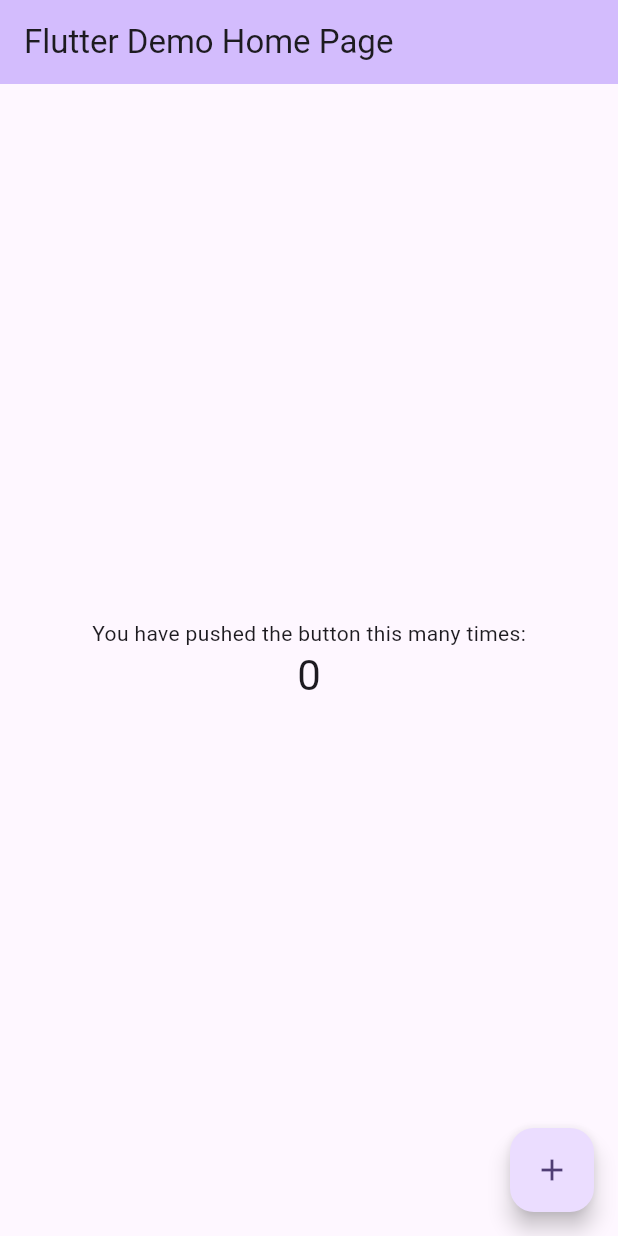
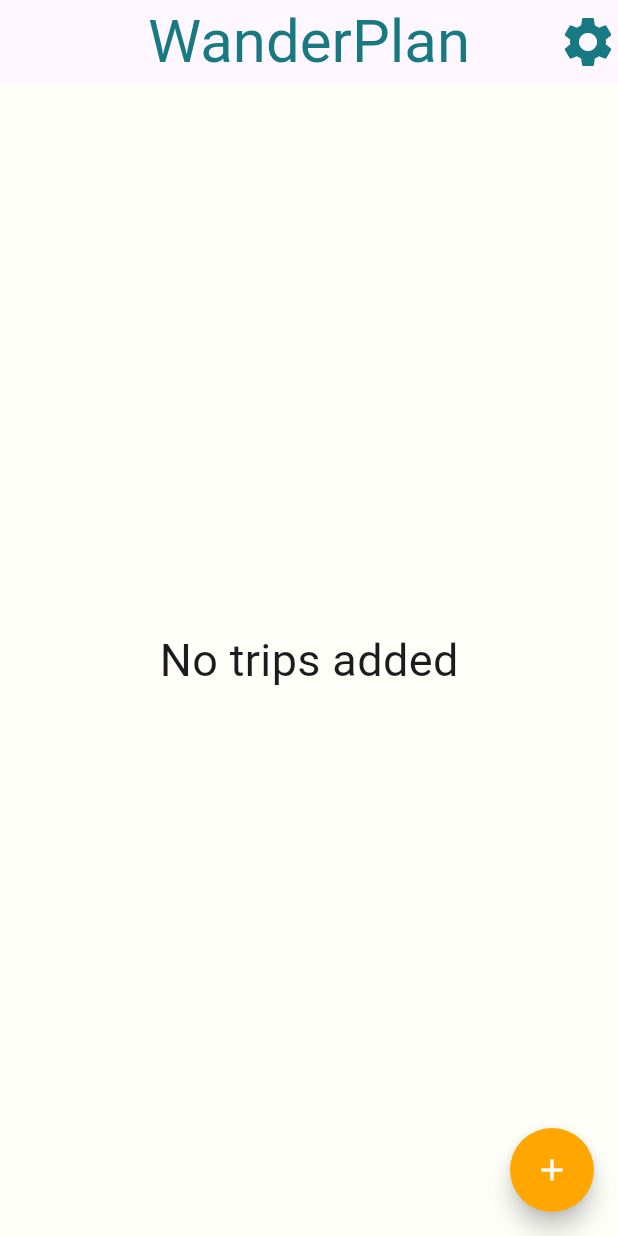
Before and after one commit to DevSchell/desafio_final_lincetech_academy, a Flutter app: the screen it shows after launch, on a phone screen of 412 x 824 dp. Run offline on Flutter 3.47's test engine with Material 3 defaults, Android fonts, the phone set to English and light mode, and no system bars.

Commit message:
wip: criação das primeiras telas. Home e Settings

```diff
--- a/lib/main.dart
+++ b/lib/main.dart
@@ -1,122 +1,23 @@
+import 'package:desafio_final_lincetech_academy/pages/settings.dart';
 import 'package:flutter/material.dart';
+import 'pages/home.dart';
 
 void main() {
-  runApp(const MyApp());
+  runApp(MyApp());
 }
 
 class MyApp extends StatelessWidget {
   const MyApp({super.key});
 
-  // This widget is the root of your application.
   @override
   Widget build(BuildContext context) {
     return MaterialApp(
-      title: 'Flutter Demo',
-      theme: ThemeData(
-        // This is the theme of your application.
-        //
-        // TRY THIS: Try running your application with "flutter run". You'll see
-        // the application has a purple toolbar. Then, without quitting the app,
-        // try changing the seedColor in the colorScheme below to Colors.green
-        // and then invoke "hot reload" (save your changes or press the "hot
-        // reload" button in a Flutter-supported IDE, or press "r" if you used
-        // the command line to start the app).
-        //
-        // Notice that the counter didn't reset back to zero; the application
-        // state is not lost during the reload. To reset the state, use hot
-        // restart instead.
-        //
-        // This works for code too, not just values: Most code changes can be
-        // tested with just a hot reload.
-        colorScheme: ColorScheme.fromSeed(seedColor: Colors.deepPurple),
-      ),
-      home: const MyHomePage(title: 'Flutter Demo Home Page'),
+      title: 'WanderPlan',
+      routes: {'/': (context) => Home(),
+        '/settings' : (context) => Settings(),
+      },
+      initialRoute: '/',
+      debugShowCheckedModeBanner: false,
     );
   }
 }
-
-class MyHomePage extends StatefulWidget {
-  const MyHomePage({super.key, required this.title});
-
-  // This widget is the home page of your application. It is stateful, meaning
-  // that it has a State object (defined below) that contains fields that affect
-  // how it looks.
-
-  // This class is the configuration for the state. It holds the values (in this
-  // case the title) provided by the parent (in this case the App widget) and
-  // used by the build method of the State. Fields in a Widget subclass are
-  // always marked "final".
-
-  final String title;
-
-  @override
-  State<MyHomePage> createState() => _MyHomePageState();
-}
-
-class _MyHomePageState extends State<MyHomePage> {
-  int _counter = 0;
-
-  void _incrementCounter() {
-    setState(() {
-      // This call to setState tells the Flutter framework that something has
-      // changed in this State, which causes it to rerun the build method below
-      // so that the display can reflect the updated values. If we changed
-      // _counter without calling setState(), then the build method would not be
-      // called again, and so nothing would appear to happen.
-      _counter++;
-    });
-  }
-
-  @override
-  Widget build(BuildContext context) {
-    // This method is rerun every time setState is called, for instance as done
-    // by the _incrementCounter method above.
-    //
-    // The Flutter framework has been optimized to make rerunning build methods
-    // fast, so that you can just rebuild anything that needs updating rather
-    // than having to individually change instances of widgets.
-    return Scaffold(
-      appBar: AppBar(
-        // TRY THIS: Try changing the color here to a specific color (to
-        // Colors.amber, perhaps?) and trigger a hot reload to see the AppBar
-        // change color while the other colors stay the same.
-        backgroundColor: Theme.of(context).colorScheme.inversePrimary,
-        // Here we take the value from the MyHomePage object that was created by
-        // the App.build method, and use it to set our appbar title.
-        title: Text(widget.title),
-      ),
-      body: Center(
-        // Center is a layout widget. It takes a single child and positions it
-        // in the middle of the parent.
-        child: Column(
-          // Column is also a layout widget. It takes a list of children and
-          // arranges them vertically. By default, it sizes itself to fit its
-          // children horizontally, and tries to be as tall as its parent.
-          //
-          // Column has various properties to control how it sizes itself and
-          // how it positions its children. Here we use mainAxisAlignment to
-          // center the children vertically; the main axis here is the vertical
-          // axis because Columns are vertical (the cross axis would be
-          // horizontal).
-          //
-          // TRY THIS: Invoke "debug painting" (choose the "Toggle Debug Paint"
-          // action in the IDE, or press "p" in the console), to see the
-          // wireframe for each widget.
-          mainAxisAlignment: MainAxisAlignment.center,
-          children: <Widget>[
-            const Text('You have pushed the button this many times:'),
-            Text(
-              '$_counter',
-              style: Theme.of(context).textTheme.headlineMedium,
-            ),
-          ],
-        ),
-      ),
-      floatingActionButton: FloatingActionButton(
-        onPressed: _incrementCounter,
-        tooltip: 'Increment',
-        child: const Icon(Icons.add),
-      ), // This trailing comma makes auto-formatting nicer for build methods.
-    );
-  }
-}
--- /dev/null
+++ b/lib/pages/home.dart
@@ -0,0 +1,43 @@
+import 'package:flutter/material.dart';
+
+class Home extends StatelessWidget {
+  const Home({super.key});
+
+  @override
+  Widget build(BuildContext context) {
+    return Scaffold(
+      floatingActionButton: FloatingActionButton(
+        backgroundColor: Color.fromRGBO(255, 166, 0, 1),
+        onPressed: () {},
+        shape: CircleBorder(),
+        child: Icon(Icons.add, color: Colors.white),
+      ),
+      appBar: AppBar(
+        centerTitle: true,
+        title: Text(
+          "WanderPlan",
+          style: TextStyle(
+            color: Color.fromRGBO(25, 121, 130, 1),
+            fontSize: 40,
+          ),
+        ),
+        actions: [
+          InkWell(
+            child: Icon(
+              Icons.settings,
+              size: 40,
+              color: Color.fromRGBO(25, 121, 130, 1),
+            ),
+            onTap: () {
+              Navigator.pushNamed(context, '/settings');
+            },
+          ),
+        ],
+      ),
+      backgroundColor: Color.fromRGBO(255, 255, 250, 1),
+      body: Center(
+        child: Text("No trips added", style: TextStyle(fontSize: 30)),
+      ),
+    );
+  }
+}
```
Also changed, not shown: lib/entities/coordinate.dart (added, +10 -0 lines), lib/entities/participant.dart (added, +15 -0 lines), lib/entities/review.dart (added, +13 -0 lines), lib/entities/stopover.dart (added, +20 -0 lines), lib/entities/tripBriefing.dart (added, +24 -0 lines), lib/pages/settings.dart (added, +37 -0 lines), pubspec.yaml (+8 -0 lines), pubspec.lock, 5 other files.
